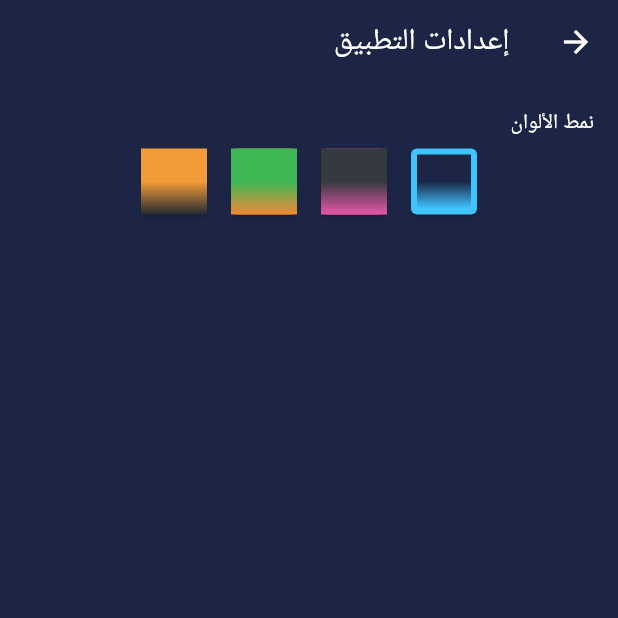
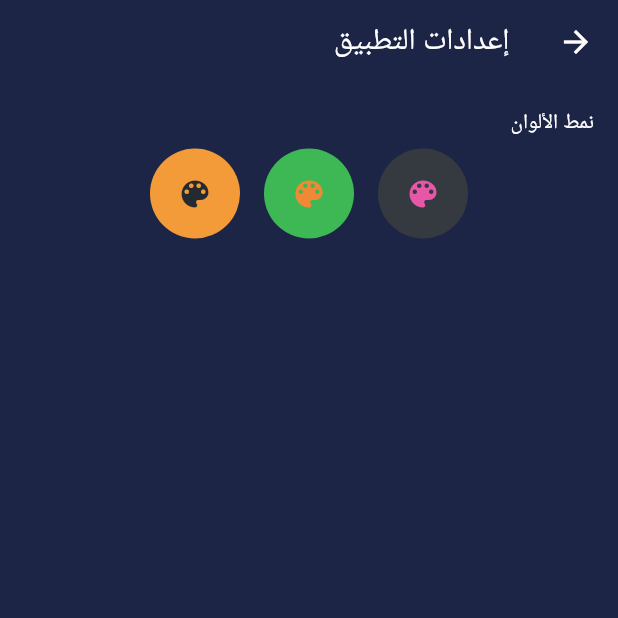
Before and after one commit to omzer/shawar-salon, a Flutter app: the SettingsPage screen opened directly, on a phone screen of 412 x 824 dp, the top half of it. Run offline on Flutter 3.47's test engine with Material 2 defaults, Android fonts, the phone set to English and light mode, and no system bars; our stand-ins replace avatar_glow, get, get_storage; accounts and stored records are empty.

Commit message:
Polish the app

```diff
--- a/lib/ui/settings_page/theme_item.dart
+++ b/lib/ui/settings_page/theme_item.dart
@@ -5,9 +5,7 @@ import 'package:shawar_salon/services/theme_service.dart';
 class ThemeItem extends StatelessWidget {
   final int themeIndex;
   final Function onThemeChanged;
-  final double _size = 60;
   ThemeData _theme;
-  bool _isSelected;
 
   ThemeItem({
     @required this.themeIndex,
@@ -17,37 +15,22 @@ class ThemeItem extends StatelessWidget {
   @override
   Widget build(BuildContext context) {
     _theme = ThemeService.getTheme(themeIndex);
-    _isSelected = Prefs.getInstance().getTheme() == themeIndex;
+    if (Prefs.getInstance().getTheme() == themeIndex) return Container();
+
     return InkWell(
       onTap: onColorPressed,
-      child: SizedBox(
-        height: _size,
-        width: _size,
-        child: Card(
-          margin: const EdgeInsets.all(8),
-          color: _theme.accentColor,
-          child: Padding(
-            padding: EdgeInsets.all(_isSelected ? 4 : 0),
-            child: _buildContainer(),
-          ),
-        ),
+      child: Padding(
+        padding: const EdgeInsets.all(8),
+        child: _buildContainer(),
       ),
     );
   }
 
   Widget _buildContainer() {
-    return Container(
-      decoration: new BoxDecoration(
-        gradient: new LinearGradient(
-          begin: Alignment.topCenter,
-          end: Alignment.bottomCenter,
-          colors: [
-            _theme.primaryColor,
-            _theme.scaffoldBackgroundColor,
-            _theme.accentColor,
-          ],
-        ),
-      ),
+    return CircleAvatar(
+      radius: 30,
+      backgroundColor: _theme.primaryColor,
+      child: Icon(Icons.color_lens, color: _theme.accentColor),
     );
   }
 
```
